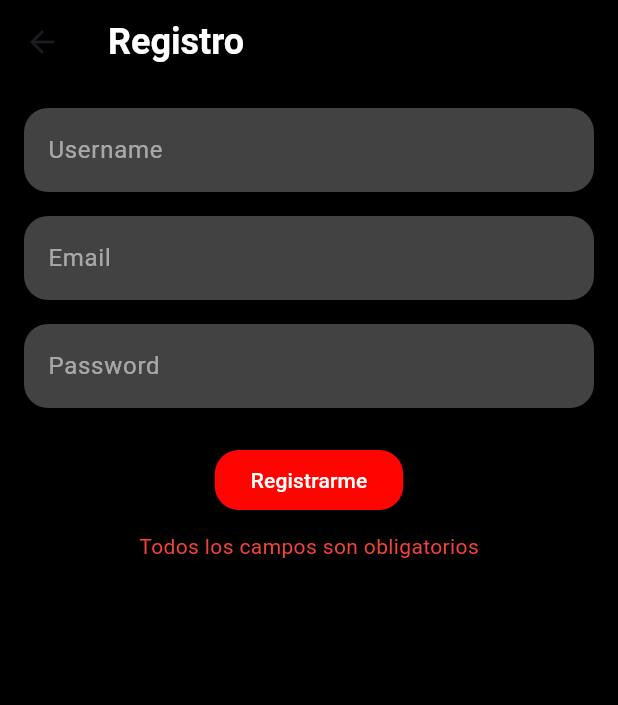
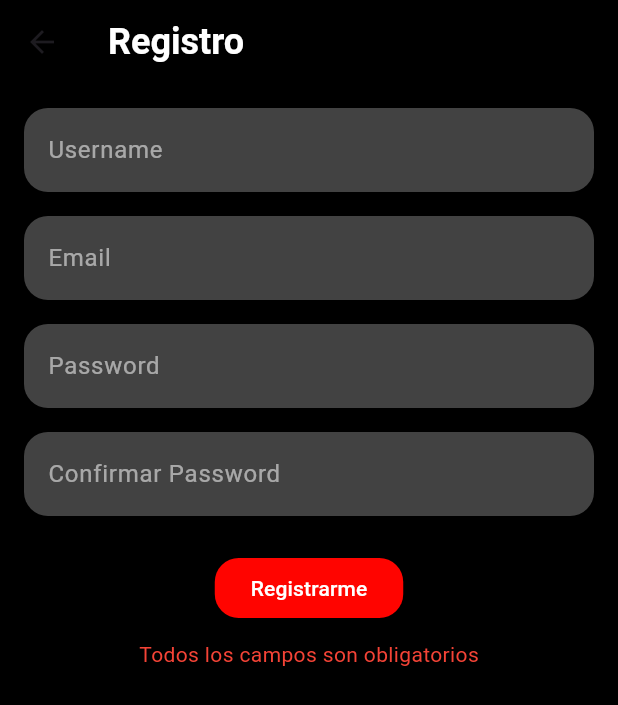
Before and after one commit to jeffreydtz/f1prodeflutter, a Flutter app: the RegisterScreen screen opened directly, after a tap on "Registrarme", on a phone screen of 412 x 824 dp. Shown: the top 705 px of the screen. Run offline on Flutter 3.47's test engine with Material 3 defaults, Android fonts, the phone set to English and light mode, and no system bars; our stand-ins replace jwt_decoder, shared_preferences; accounts and stored records are empty.

Commit message:
Add password confirmation to registration process
- Implemented password confirmation field in RegisterScreen
- Updated ApiService to include password confirmation in registration request
- Added validation to ensure password and confirmation match
- Enhanced error handling to display password confirmation related errors

```diff
--- a/lib/screens/register_screen.dart
+++ b/lib/screens/register_screen.dart
@@ -12,6 +12,8 @@ class _RegisterScreenState extends State<RegisterScreen> {
   final TextEditingController _usernameController = TextEditingController();
   final TextEditingController _emailController = TextEditingController();
   final TextEditingController _passwordController = TextEditingController();
+  final TextEditingController _passwordConfirmController =
+      TextEditingController();
 
   bool _isLoading = false;
   String? _error;
@@ -46,6 +48,13 @@ class _RegisterScreenState extends State<RegisterScreen> {
               style: const TextStyle(color: Colors.white),
               obscureText: true,
               decoration: _buildTextFieldDecoration('Password'),
+            ),
+            const SizedBox(height: 16),
+            TextField(
+              controller: _passwordConfirmController,
+              style: const TextStyle(color: Colors.white),
+              obscureText: true,
+              decoration: _buildTextFieldDecoration('Confirmar Password'),
             ),
             const SizedBox(height: 24),
             _isLoading
@@ -86,9 +95,13 @@ class _RegisterScreenState extends State<RegisterScreen> {
     final username = _usernameController.text.trim();
     final email = _emailController.text.trim();
     final password = _passwordController.text.trim();
+    final passwordConfirm = _passwordConfirmController.text.trim();
 
     // Validaciones básicas
-    if (username.isEmpty || email.isEmpty || password.isEmpty) {
+    if (username.isEmpty ||
+        email.isEmpty ||
+        password.isEmpty ||
+        passwordConfirm.isEmpty) {
       setState(() {
         _error = 'Todos los campos son obligatorios';
         _isLoading = false;
@@ -114,8 +127,18 @@ class _RegisterScreenState extends State<RegisterScreen> {
       return;
     }
 
+    // Validación de coincidencia de contraseñas
+    if (password != passwordConfirm) {
+      setState(() {
+        _error = 'Las contraseñas no coinciden';
+        _isLoading = false;
+      });
+      return;
+    }
+
     try {
-      final response = await _apiService.register(username, email, password);
+      final response = await _apiService.register(
+          username, email, password, passwordConfirm);
       setState(() => _isLoading = false);
 
       if (response['success']) {
@@ -139,6 +162,8 @@ class _RegisterScreenState extends State<RegisterScreen> {
             errorMessage = errors['email'].toString();
           } else if (errors.containsKey('password')) {
             errorMessage = errors['password'].toString();
+          } else if (errors.containsKey('password_confirm')) {
+            errorMessage = errors['password_confirm'].toString();
           } else if (errors.containsKey('detail')) {
             errorMessage = errors['detail'].toString();
           }
--- a/lib/services/api_service.dart
+++ b/lib/services/api_service.dart
@@ -49,8 +49,8 @@ class ApiService {
   // -------------------------------------------------
   // 1. REGISTER (CREACIÓN DE USUARIO)
   // -------------------------------------------------
-  Future<Map<String, dynamic>> register(
-      String username, String email, String password) async {
+  Future<Map<String, dynamic>> register(String username, String email,
+      String password, String passwordConfirm) async {
     try {
       // Imprimir la URL para depuración
       final registerUrl = '$baseUrl$registerEndpoint';
@@ -66,6 +66,7 @@ class ApiService {
           'username': username,
           'email': email,
           'password': password,
+          'password_confirm': passwordConfirm,
         }),
       );
 
```
